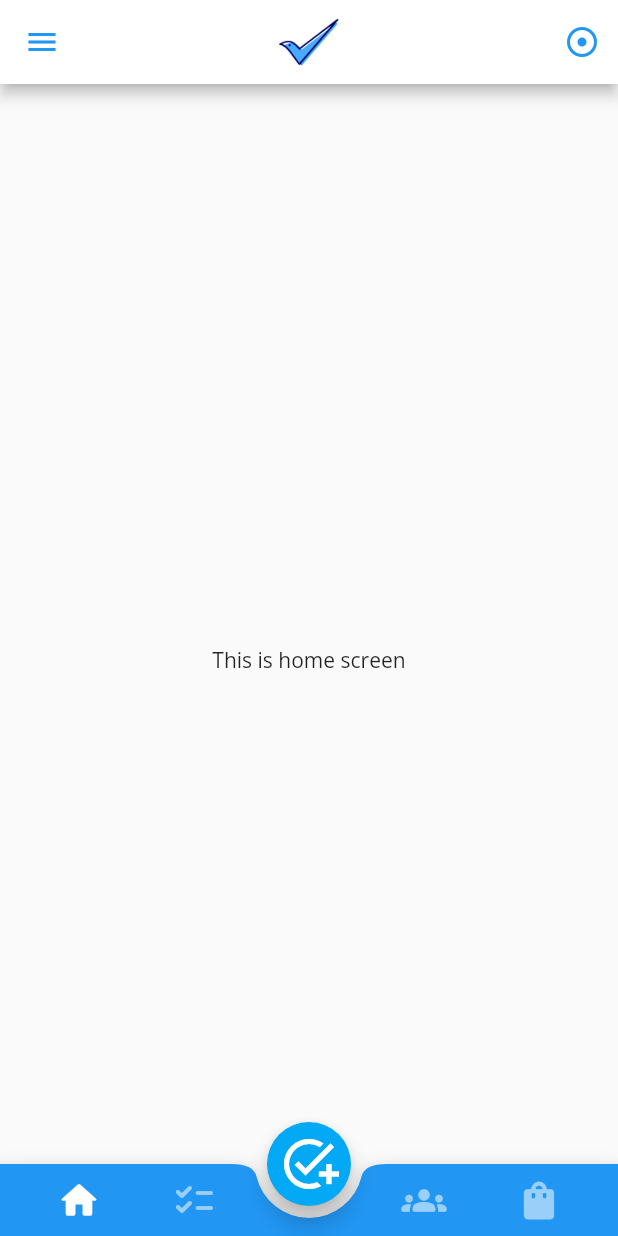
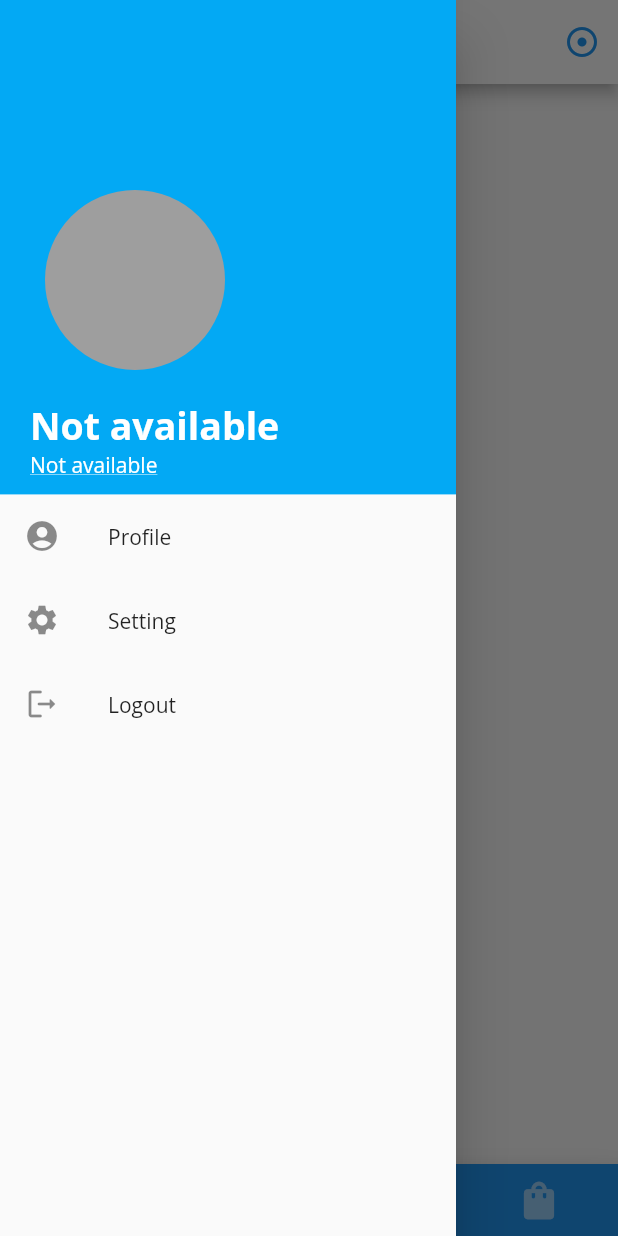
Before and after one commit to SilentCatD/CheckBird, a Flutter app: the screen it shows once a user with an empty profile is signed in, in the side drawer, after a tap on the "add task" icon, on a phone screen of 412 x 824 dp. Run offline on Flutter 3.47's test engine with Material 2 defaults, Android fonts, the phone set to English and light mode, and no system bars; our stand-ins replace cloud_firestore, firebase_auth, firebase_core, font_awesome_flutter, google_sign_in; accounts and stored records are empty.

Commit message:
add null safety in drawer

```diff
--- a/lib/screens/groups/groups_screen.dart
+++ b/lib/screens/groups/groups_screen.dart
@@ -18,7 +18,7 @@ class GroupScreen extends StatelessWidget {
           },
           icon: const Icon(Icons.menu),
         ),
-        title: const Text("Group Screen"),
+        title: const Text("Group"),
         actions: [
           IconButton(onPressed: (){}, icon: const Icon(Icons.adjust)),
         ],
--- a/lib/screens/main_navigator/main_navigator_screen.dart
+++ b/lib/screens/main_navigator/main_navigator_screen.dart
@@ -3,6 +3,7 @@ import 'package:check_bird/screens/groups/groups_screen.dart';
 import 'package:check_bird/screens/home/home_screen.dart';
 import 'package:check_bird/screens/shop/shop_screen.dart';
 import 'package:check_bird/screens/task/task_screen.dart';
+import 'package:check_bird/services/authentication.dart';
 import 'package:check_bird/widgets/app_drawer.dart';
 import 'package:flutter/material.dart';
 
@@ -61,7 +62,7 @@ class _MainNavigatorScreenState extends State<MainNavigatorScreen> {
       floatingActionButton: FloatingActionButton(
         child: const Icon(Icons.add_task, size: 40,color: Colors.white,),
 
-        onPressed: () {},
+        onPressed: () {Authentication.signOut();},
       ),
       floatingActionButtonLocation: FloatingActionButtonLocation.centerDocked,
       bottomNavigationBar: BottomAppBar(
--- a/lib/utils/theme.dart
+++ b/lib/utils/theme.dart
@@ -5,5 +5,6 @@ ThemeData appTheme = ThemeData(
   fontFamily: 'OpenSans',
   colorScheme: const ColorScheme.light().copyWith(
     secondary: Colors.lightBlue,
+    primary: Colors.blue,
   ),
 );
--- a/lib/widgets/app_drawer.dart
+++ b/lib/widgets/app_drawer.dart
@@ -25,8 +25,7 @@ class AppDrawer extends StatelessWidget {
                   child: CircleAvatar(
                     radius: 60,
                     backgroundColor: Colors.grey,
-                    backgroundImage:
-                        NetworkImage(Authentication.user!.photoURL!),
+                    backgroundImage: Authentication.user == null ? null : NetworkImage(Authentication.user!.photoURL!),
                   ),
                 ),
                 Container(
@@ -34,7 +33,7 @@ class AppDrawer extends StatelessWidget {
                     horizontal: 20,
                   ),
                   child: Text(
-                    Authentication.user!.displayName!,
+                    Authentication.user == null ? "Not available" :Authentication.user!.displayName!,
                     overflow: TextOverflow.fade,
                     style: const TextStyle(
                       fontSize: 25,
@@ -49,7 +48,7 @@ class AppDrawer extends StatelessWidget {
                     bottom: 10,
                   ),
                   child: Text(
-                    Authentication.user!.email!,
+                    Authentication.user == null ? "Not available" : Authentication.user!.email!,
                     overflow: TextOverflow.fade,
                     style: const TextStyle(
                       color: Colors.white,
```
